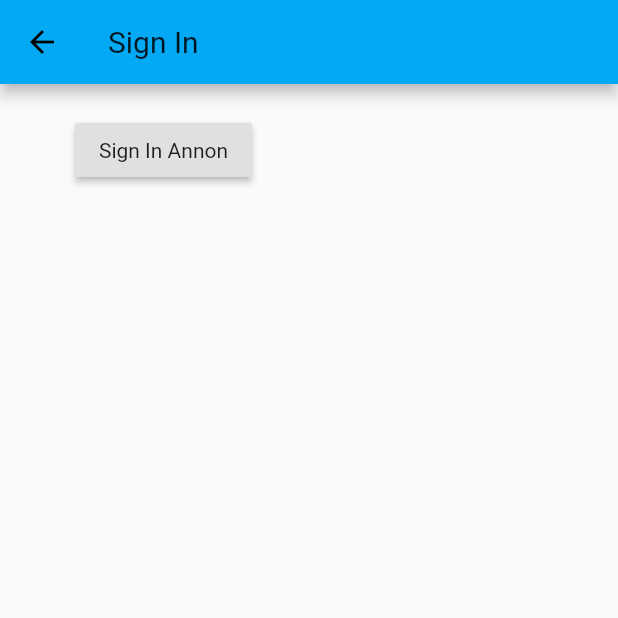
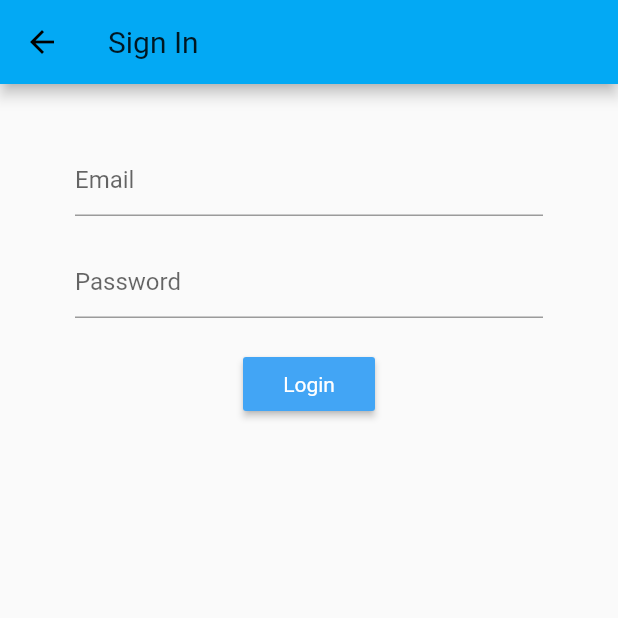
Before and after one commit to lestherB/moch-flutter, a Flutter app: the SignIn screen opened directly, on a phone screen of 412 x 824 dp, the top half of it. Run offline on Flutter 3.47's test engine with Material 2 defaults, Android fonts, the phone set to English and light mode, and no system bars; our stand-ins replace firebase_auth; accounts and stored records are empty.

Commit message:
finished login annon, starts Sign in Form

```diff
--- a/lib/main.dart
+++ b/lib/main.dart
@@ -1,5 +1,4 @@
 import 'package:flutter/material.dart';
-import 'package:moch/screen/home/dashboard.dart';
 import 'package:moch/screen/wrapper.dart';
 import 'package:provider/provider.dart';
 import 'package:moch/services/authService.dart';
--- a/lib/screen/authentication/signIn.dart
+++ b/lib/screen/authentication/signIn.dart
@@ -17,13 +17,40 @@ class _SignInState extends State<SignIn> {
       ),
       body: Container(
         padding: EdgeInsets.symmetric(vertical: 20.0, horizontal: 50.0),
-        child: RaisedButton(
-          child: Text('Sign In Annon'),
-          onPressed: () async {
-            dynamic response = await _authService.signInAnon();
-            print(response.uid);
-          },
-        ),
+        child: Form(
+          child: Column(
+            children: <Widget>[
+              SizedBox(height:20.0),
+              TextFormField(
+                decoration: InputDecoration(hintText: 'Email'),
+                onChanged: (val){
+
+                },
+              ),
+              SizedBox(height:20.0),
+              TextFormField(
+                decoration: InputDecoration(hintText: 'Password'),
+                obscureText: true,
+                onChanged: (val){
+
+                }
+              ),
+              SizedBox(height:20.0),
+              RaisedButton(
+                color: Colors.blue[400],
+                child: Text(
+                  'Login',
+                  style: TextStyle(
+                    color: Colors.white,
+                  ),
+                ),
+                onPressed: (){
+
+                },
+              )
+            ],
+          ),
+        )
       ),
     );
   }
--- a/lib/services/database.dart
+++ b/lib/services/database.dart
@@ -1,3 +1,2 @@
-import 'package:cloud_firestore/cloud_firestore.dart';
 
 class DatabaseServices {}
```
Also changed, not shown: lib/screen/home/dashboard.dart (+11 -2 lines), lib/screen/wrapper.dart (+12 -1 lines), lib/services/authService.dart (+10 -0 lines), lib/screen/authentication/register.dart (added).
